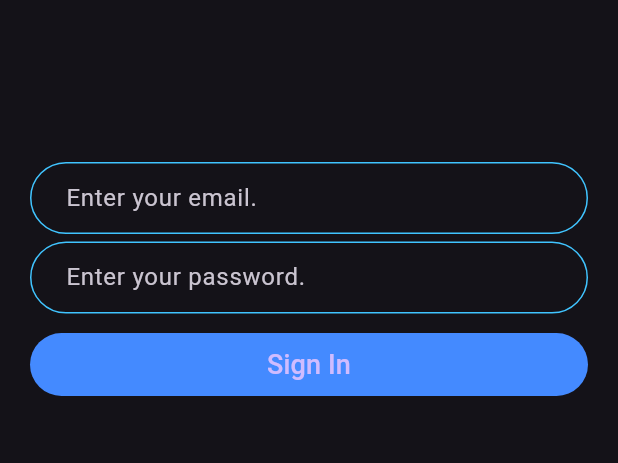
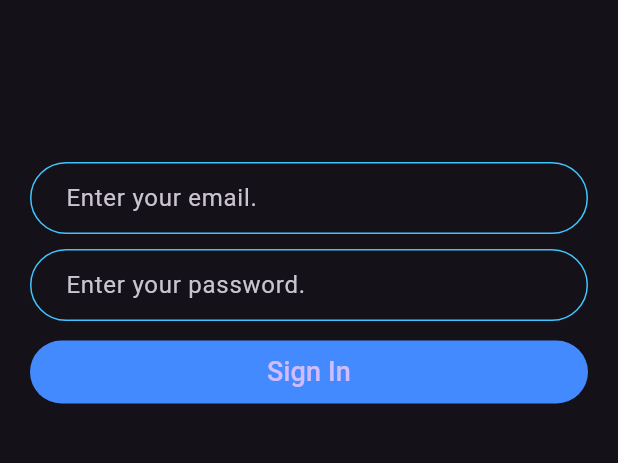
Before and after one commit to jjiunnbeh/Mobile_Chat_App, a Flutter app: the screen it shows after launch, after a tap on "Sign In", on a phone screen of 412 x 824 dp, the part 498-961 px from its top. Run offline on Flutter 3.47's test engine with Material 3 defaults, Android fonts, the phone set to English and light mode, and no system bars.

```diff
--- a/lib/pages/loginPage.dart
+++ b/lib/pages/loginPage.dart
@@ -25,9 +25,11 @@ class LoginPage extends StatelessWidget {
                   padding: const EdgeInsets.all(8.0),
                   child: Center(
                     child: HeroLogo(
-                      padding: EdgeInsets.symmetric(vertical: 100),
-                      margin: EdgeInsets.only(left: 100, right: 100)
+                        padding: const EdgeInsets.symmetric(
+                          vertical: 100.0,
                         ),
+                        margin:
+                            const EdgeInsets.only(left: 100.0, right: 100.0)),
                   ),
                 ),
               ),
@@ -36,20 +38,27 @@ class LoginPage extends StatelessWidget {
               child: Column(
                 crossAxisAlignment: CrossAxisAlignment.stretch,
                 children: [
-                Input(hint: 'Enter your email.',),
-                SizedBox(height: 5,),
-                Input(hint: 'Enter your password.',),
+                  Input(
+                    hint: 'Enter your email.',
+                  ),
+                  const SizedBox(
+                    height: 10.0,
+                  ),
+                  Input(
+                    hint: 'Enter your password.',
+                  ),
                   MyButton(
-                  margin: EdgeInsets.only(top: 10, left: 20, right: 20),
+                    margin: const EdgeInsets.only(
+                        top: 10.0, left: 20.0, right: 20.0),
                     text: 'Sign In',
-                  onPressed: (){},
+                    onPressed: () {},
                   )
                 ],
               ),
             ),
-
           ],
-      )),
+        ),
+      ),
     );
   }
 }
--- a/lib/utilities/constants.dart
+++ b/lib/utilities/constants.dart
@@ -2,7 +2,7 @@ import 'package:flutter/material.dart';
 //====================Welcome Page==========================
 const kBlueButtonColor = Colors.blueAccent;
 const kButtonTextStyle = TextStyle(fontFamily: 'Roboto', fontSize: 18.0);
-const kWelcomeButtonPadding =  EdgeInsets.all(40.0);
+const kWelcomeButtonPadding =  EdgeInsets.all(10.0);
 const kWelcomeButtonMargin = EdgeInsets.only(left: 10.0, right: 10.0,);
 
 //====================Login Page=============================
```
Also changed, not shown: lib/pages/registerPage.dart (+16 -9 lines), lib/pages/chat.dart (added), 1 other file. Lines whose indentation alone changed are shown as unchanged.
